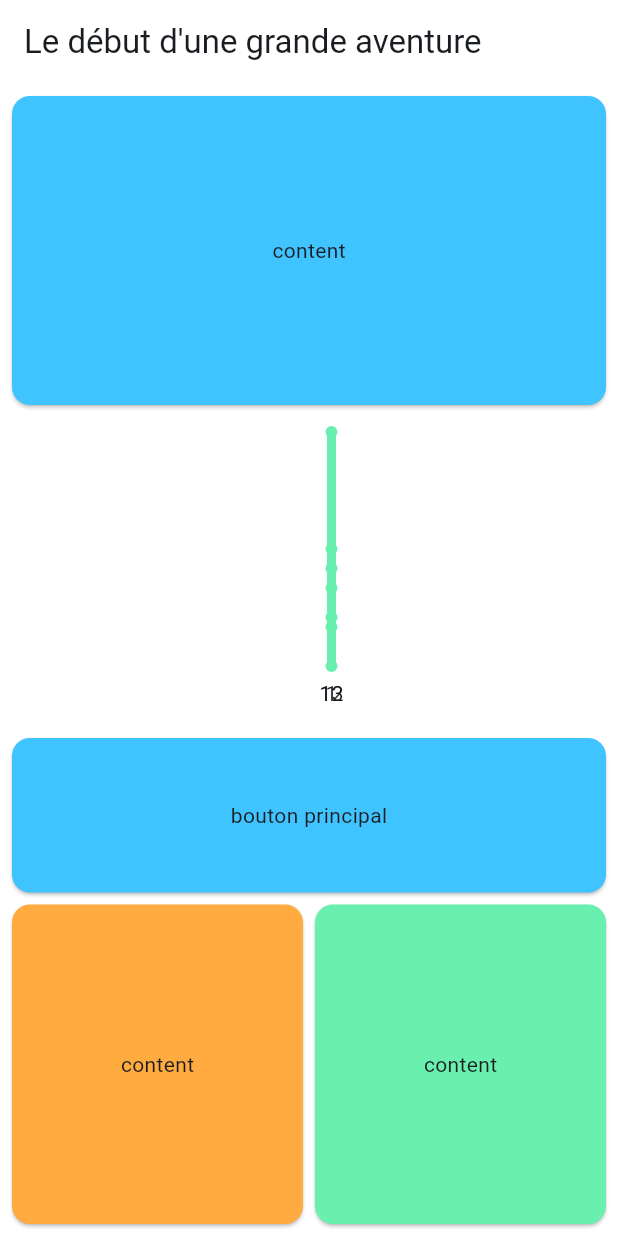
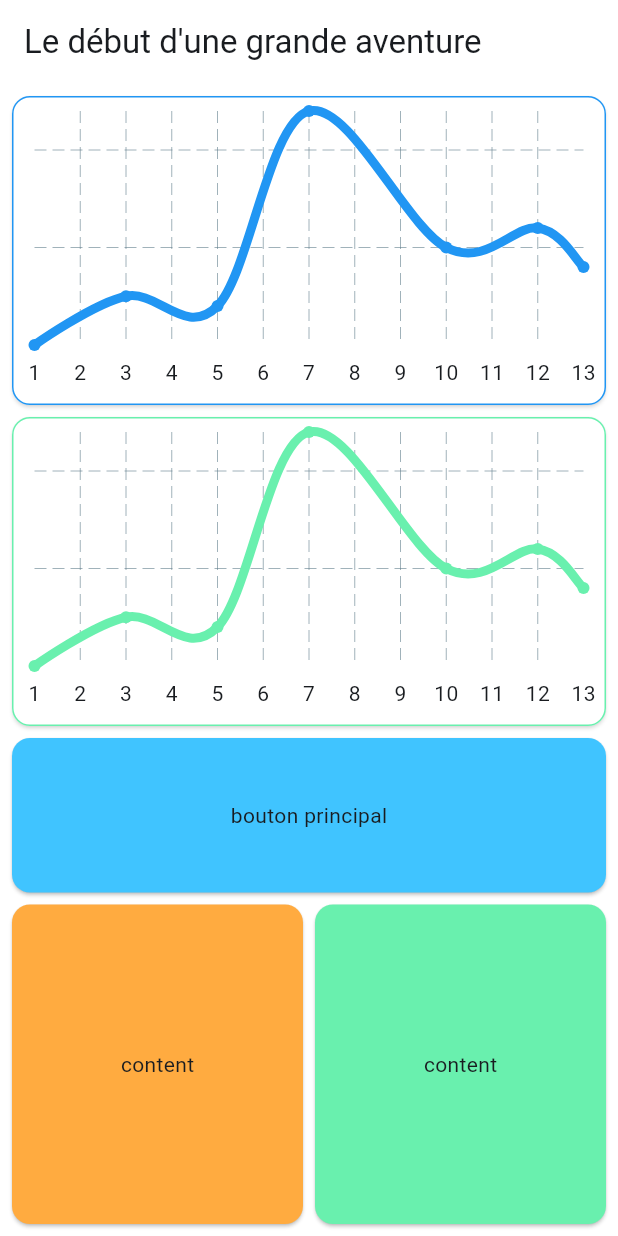
Before and after one commit to MRandl/megamuscle, a Flutter app: the screen it shows after launch, on a phone screen of 412 x 824 dp. Run offline on Flutter 3.47's test engine with Material 2 defaults, Android fonts, the phone set to English and light mode, and no system bars; drawn by our look-alikes of fl_chart; our stand-ins replace sqflite; accounts and stored records are empty.

Commit message:
home menu plots example

```diff
--- a/lib/home_screen/my_home_page.dart
+++ b/lib/home_screen/my_home_page.dart
@@ -41,26 +41,35 @@ class MyHomePage extends StatelessWidget {
               SizedBox(
                   width: MediaQuery.of(context).size.width - 16,
                   height: MediaQuery.of(context).size.height / 4,
-                  child: _presentationCard(
-                      ctx: context, color: Colors.lightBlueAccent, content: "content")),
+                  child: const Card(
+                    shape: RoundedRectangleBorder(
+                        side: BorderSide(
+                          color: Colors.blue,
+                        ),
+                        borderRadius: BorderRadius.all(Radius.circular(12))),
+                    color: Colors.white,
+                    surfaceTintColor: Colors.white,
+                    shadowColor: Colors.white,
+                    margin: EdgeInsets.zero,
+                    child: SamplePlot(color: Colors.blue),
+                  )),
               const SizedBox(
                 height: 8,
               ),
               SizedBox(
-                  width: MediaQuery.of(context).size.width * - 16,
+                  width: MediaQuery.of(context).size.width - 16,
                   height: MediaQuery.of(context).size.height / 4,
                   child: const Card(
                     shape: RoundedRectangleBorder(
-                      side: BorderSide(
-                        color: Colors.greenAccent,
-                      ),
-                      borderRadius: BorderRadius.all(Radius.circular(12))
-                    ),
+                        side: BorderSide(
+                          color: Colors.greenAccent,
+                        ),
+                        borderRadius: BorderRadius.all(Radius.circular(12))),
                     color: Colors.white,
                     surfaceTintColor: Colors.white,
                     shadowColor: Colors.white,
                     margin: EdgeInsets.zero,
-                    child: SamplePlot(),
+                    child: SamplePlot(color: Colors.greenAccent),
                   )),
               const SizedBox(
                 height: 8,
@@ -73,9 +82,9 @@ class MyHomePage extends StatelessWidget {
               const SizedBox(
                 height: 8,
               ),
-              Expanded(child: SizedBox(
+              Expanded(
+                  child: SizedBox(
                 width: MediaQuery.of(context).size.width - 16,
-                height:null,
                 child: Row(
                   children: [
                     Expanded(
--- a/lib/home_screen/plotter.dart
+++ b/lib/home_screen/plotter.dart
@@ -4,13 +4,33 @@ import 'package:flutter/material.dart';
 //initially from https://github.com/imaNNeo/fl_chart/blob/master/example/lib/presentation/samples/line/line_chart_sample1.dart
 
 class _WeightPlot extends StatelessWidget {
-  const _WeightPlot();
-
+  const _WeightPlot(this.color);
+  final Color color;
   @override
   Widget build(BuildContext context) {
     return LineChart(
       sampleData1,
       duration: const Duration(milliseconds: 250),
+    );
+  }
+
+  LineChartBarData lineChartBarData1_1(Color color) {
+    return LineChartBarData(
+      isCurved: true,
+      color: color,
+      barWidth: 6,
+      isStrokeCapRound: true,
+      dotData: const FlDotData(show: true),
+      belowBarData: BarAreaData(show: false),
+      spots: const [
+        FlSpot(1, 1),
+        FlSpot(3, 1.5),
+        FlSpot(5, 1.4),
+        FlSpot(7, 3.4),
+        FlSpot(10, 2),
+        FlSpot(12, 2.2),
+        FlSpot(13, 1.8),
+      ],
     );
   }
 
@@ -24,7 +44,7 @@ class _WeightPlot extends StatelessWidget {
             leftTitles: AxisTitles(sideTitles: SideTitles(showTitles: false)),
             bottomTitles: AxisTitles(sideTitles: SideTitles(showTitles: true, reservedSize: 30))),
         borderData: borderData,
-        lineBarsData: [lineChartBarData1_1],
+        lineBarsData: [lineChartBarData1_1(color)],
       );
 
   LineTouchData get lineTouchData1 => LineTouchData(
@@ -45,27 +65,11 @@ FlBorderData get borderData => FlBorderData(
       ),
     );
 
-LineChartBarData get lineChartBarData1_1 => LineChartBarData(
-      isCurved: true,
-      color: Colors.greenAccent,
-      barWidth: 6,
-      isStrokeCapRound: true,
-      dotData: const FlDotData(show: true),
-      belowBarData: BarAreaData(show: false),
-      spots: const [
-        FlSpot(1, 1),
-        FlSpot(3, 1.5),
-        FlSpot(5, 1.4),
-        FlSpot(7, 3.4),
-        FlSpot(10, 2),
-        FlSpot(12, 2.2),
-        FlSpot(13, 1.8),
-      ],
-    );
+
 
 class SamplePlot extends StatefulWidget {
-  const SamplePlot({super.key});
-
+  const SamplePlot({super.key, required this.color});
+  final Color color;
   @override
   State<StatefulWidget> createState() => SamplePlotState();
 }
@@ -78,14 +82,13 @@ class SamplePlotState extends State<SamplePlot> {
 
   @override
   Widget build(BuildContext context) {
-    return const Stack(
+    return  Stack(
       children: <Widget>[
-        Expanded(
-          child: Padding(
-            padding: EdgeInsets.symmetric(vertical: 10, horizontal: 15),
-            child: _WeightPlot(),
+         Padding(
+            padding: const EdgeInsets.symmetric(vertical: 10, horizontal: 15),
+            child: _WeightPlot(widget.color),
           ),
-        ),
+
       ],
     );
   }
```
